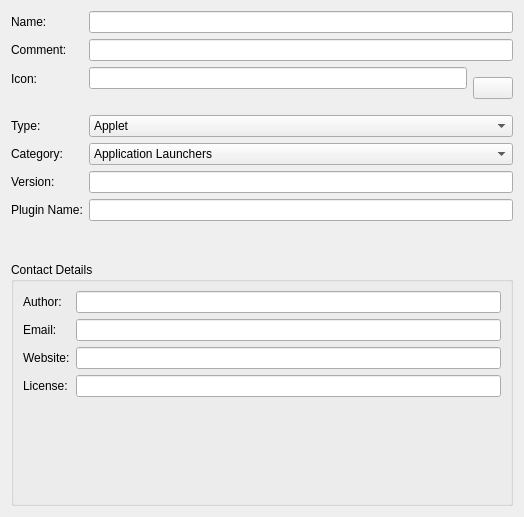
KDE/plasma-sdk, file editors/metadata/metadata.ui: the form before one commit.
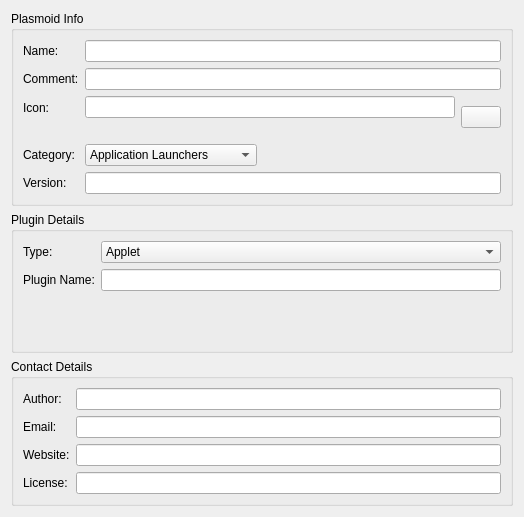
The form after the commit. Custom widgets are drawn as their Qt base class.

Commit message: - Split the information up so that it is more comprehensible. - Set a default icon when wasn't wasn't specified so that the layout   still looks sane.

Diff of the .ui file:
```diff
--- a/editors/metadata/metadata.ui
+++ b/editors/metadata/metadata.ui
@@ -15,7 +15,14 @@
   </property>
   <layout class="QVBoxLayout" name="verticalLayout">
    <item>
-    <layout class="QFormLayout" name="formLayout_2">
+    <widget class="QGroupBox" name="groupBox_3">
+     <property name="title">
+      <string>Plasmoid Info</string>
+     </property>
+     <layout class="QFormLayout" name="formLayout_3">
+      <property name="fieldGrowthPolicy">
+       <enum>QFormLayout::ExpandingFieldsGrow</enum>
+      </property>
      <item row="0" column="0">
       <widget class="QLabel" name="label">
        <property name="text">
@@ -67,44 +74,13 @@
       </layout>
      </item>
      <item row="3" column="0">
-      <widget class="QLabel" name="label_4">
-       <property name="text">
-        <string>Type:</string>
-       </property>
-      </widget>
-     </item>
-     <item row="3" column="1">
-      <widget class="KComboBox" name="type_combo">
-       <item>
-        <property name="text">
-         <string>Applet</string>
-        </property>
-       </item>
-       <item>
-        <property name="text">
-         <string>DataEngine</string>
-        </property>
-       </item>
-       <item>
-        <property name="text">
-         <string>Theme</string>
-        </property>
-       </item>
-       <item>
-        <property name="text">
-         <string>Runner</string>
-        </property>
-       </item>
-      </widget>
-     </item>
-     <item row="4" column="0">
       <widget class="QLabel" name="label_10">
        <property name="text">
         <string>Category:</string>
        </property>
       </widget>
      </item>
-     <item row="4" column="1">
+      <item row="3" column="1">
       <widget class="KComboBox" name="category_combo">
        <item>
         <property name="text">
@@ -193,27 +169,68 @@
        </item>
       </widget>
      </item>
-     <item row="5" column="0">
+      <item row="4" column="0">
       <widget class="QLabel" name="label_6">
        <property name="text">
         <string>Version:</string>
        </property>
       </widget>
      </item>
-     <item row="5" column="1">
+      <item row="4" column="1">
       <widget class="KLineEdit" name="version_edit"/>
      </item>
-     <item row="6" column="0">
+     </layout>
+    </widget>
+   </item>
+   <item>
+    <widget class="QGroupBox" name="groupBox_2">
+     <property name="title">
+      <string>Plugin Details</string>
+     </property>
+     <layout class="QFormLayout" name="formLayout_2">
+      <item row="0" column="0">
+       <widget class="QLabel" name="label_4">
+        <property name="text">
+         <string>Type:</string>
+        </property>
+       </widget>
+      </item>
+      <item row="0" column="1">
+       <widget class="KComboBox" name="type_combo">
+        <item>
+         <property name="text">
+          <string>Applet</string>
+         </property>
+        </item>
+        <item>
+         <property name="text">
+          <string>DataEngine</string>
+         </property>
+        </item>
+        <item>
+         <property name="text">
+          <string>Theme</string>
+         </property>
+        </item>
+        <item>
+         <property name="text">
+          <string>Runner</string>
+         </property>
+        </item>
+       </widget>
+      </item>
+      <item row="1" column="0">
       <widget class="QLabel" name="label_5">
        <property name="text">
         <string>Plugin Name:</string>
        </property>
       </widget>
      </item>
-     <item row="6" column="1">
+      <item row="1" column="1">
       <widget class="KLineEdit" name="pluginname_edit"/>
      </item>
     </layout>
+    </widget>
    </item>
    <item>
     <widget class="QGroupBox" name="groupBox">
```
Lines whose indentation alone changed are shown as unchanged. The commit also changes 1 other file.
